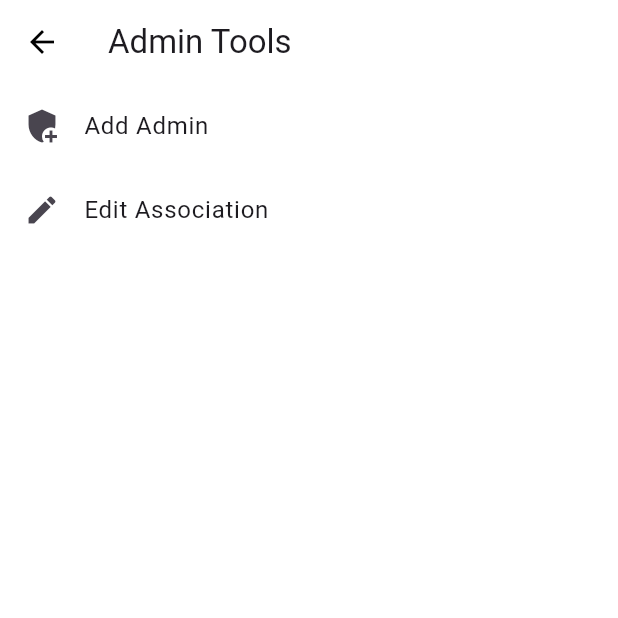
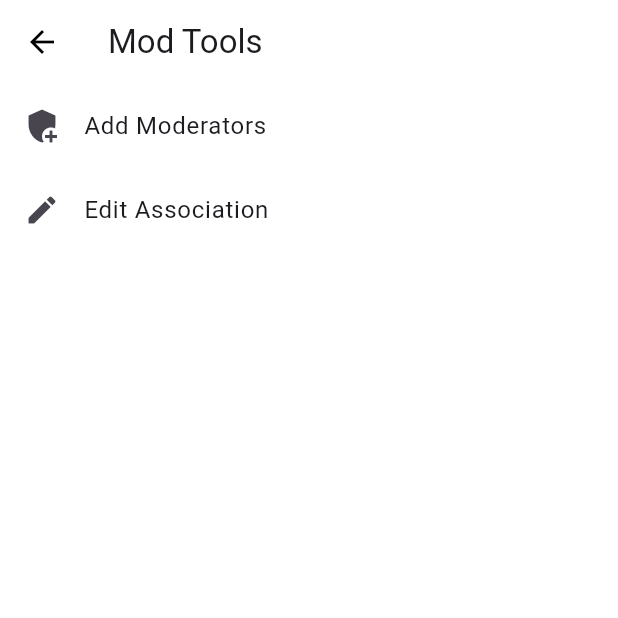
Before and after one commit to Nubia-max/Xabe, a Flutter app: the ModToolsScreen screen opened directly with empty values, on a phone screen of 412 x 824 dp, the top half of it. Run offline on Flutter 3.47's test engine with Material 3 defaults, Android fonts, the phone set to English and light mode, and no system bars; our stand-ins replace cached_network_image, cloud_firestore, dotted_border, file_picker, firebase_auth, firebase_core and 12 more; accounts and stored records are empty; network calls fail; project files that could hold a hidden picture were left out.

```diff
--- a/lib/features/community/controller/community_controller.dart
+++ b/lib/features/community/controller/community_controller.dart
@@ -323,7 +323,7 @@ class CommunityController extends GetxController {
             recipientId: uid,
             senderId: AuthController.to.userModel.value?.uid ?? 'system',
             senderName: 'System',
-            message: "You have been added as an admin in ${community.name}",
+            message: "You have been added as a moderator in ${community.name}",
             type: "new_mod",
             communityId: community.id,
             communityName: community.name,
--- a/lib/features/community/screens/add_mods_screen.dart
+++ b/lib/features/community/screens/add_mods_screen.dart
@@ -68,7 +68,7 @@ class _AddModsScreenState extends State<AddModsScreen> {
   Widget build(BuildContext context) {
     return Scaffold(
       appBar: AppBar(
-        title: const Text('Manage Admin'),
+        title: const Text('Manage Mods'),
         actions: [
           if (isCreator)
             IconButton(icon: const Icon(Icons.check), onPressed: _saveMods),
--- a/lib/features/community/screens/community_screen.dart
+++ b/lib/features/community/screens/community_screen.dart
@@ -17,7 +17,8 @@ class CommunityScreen extends StatefulWidget {
   final String communityId;
   final String filter;
 
-  const CommunityScreen({super.key, required this.communityId, this.filter = ''});
+  const CommunityScreen(
+      {super.key, required this.communityId, this.filter = ''});
 
   @override
   _CommunityScreenState createState() => _CommunityScreenState();
@@ -125,7 +126,7 @@ class _CommunityScreenState extends State<CommunityScreen> {
                                         padding: const EdgeInsets.symmetric(
                                             horizontal: 25),
                                       ),
-                                      child: const Text('Admin Tools'),
+                                      child: const Text('Mod Tools'),
                                     )
                                   else
                                     OutlinedButton(
--- a/lib/features/community/screens/mod_tools_screen.dart
+++ b/lib/features/community/screens/mod_tools_screen.dart
@@ -22,13 +22,13 @@ class ModToolsScreen extends StatelessWidget {
   Widget build(BuildContext context) {
     return Scaffold(
       appBar: AppBar(
-        title: const Text('Admin Tools'),
+        title: const Text('Mod Tools'),
       ),
       body: Column(
         children: [
           ListTile(
             leading: const Icon(Icons.add_moderator),
-            title: const Text('Add Admin'),
+            title: const Text('Add Moderators'),
             onTap: navigateToAddMods,
           ),
           ListTile(
--- a/lib/features/home/delegates/search_community_delegate.dart
+++ b/lib/features/home/delegates/search_community_delegate.dart
@@ -78,8 +78,7 @@ class SearchCommunityDelegate extends SearchDelegate {
   }
 
   void navigateToCommunity(String communityName) async {
-    await Get.toNamed('/X/$communityName',
-        parameters: {'filter': 'All Posts'});
+    await Get.toNamed('/X/$communityName', parameters: {'filter': 'All Posts'});
   }
 
   ImageProvider getImageProvider(String imageUrl) {
--- a/lib/features/posts/controller/post_controller.dart
+++ b/lib/features/posts/controller/post_controller.dart
@@ -178,7 +178,7 @@ class PostController extends GetxController {
       final community = await getCommunityById(selectedCommunity.id).first;
       if (!community.mods.contains(user.uid)) {
         showSnackBar(
-            context, 'Only admins can conduct elections in community.');
+            context, 'Only moderators can conduct elections in community.');
         isLoading.value = false;
         return;
       }
```
Also changed, not shown: lib/features/posts/screens/add_post_type_screen.dart (+19 -12 lines).
